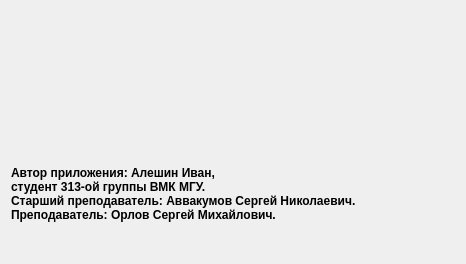
First picture: the form in здесь актуальный проект/ui/about.ui, repository BAZ-2107/Univestity_task, before the edit.
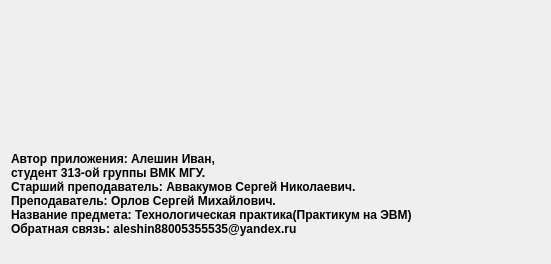
Second picture: the form after the edit.

Patch:
```diff
--- a/здесь актуальный проект/ui/about.ui
+++ b/здесь актуальный проект/ui/about.ui
@@ -6,7 +6,7 @@
    <rect>
     <x>0</x>
     <y>0</y>
-    <width>466</width>
+    <width>551</width>
     <height>264</height>
    </rect>
   </property>
@@ -34,7 +34,9 @@
       <string>Автор приложения: Алешин Иван,
 студент 313-ой группы ВМК МГУ.
 Старший преподаватель: Аввакумов Сергей Николаевич.
-Преподаватель: Орлов Сергей Михайлович.</string>
+Преподаватель: Орлов Сергей Михайлович.
+Название предмета: Технологическая практика(Практикум на ЭВМ)
+Обратная связь: aleshin88005355535@yandex.ru</string>
      </property>
     </widget>
    </item>
```
